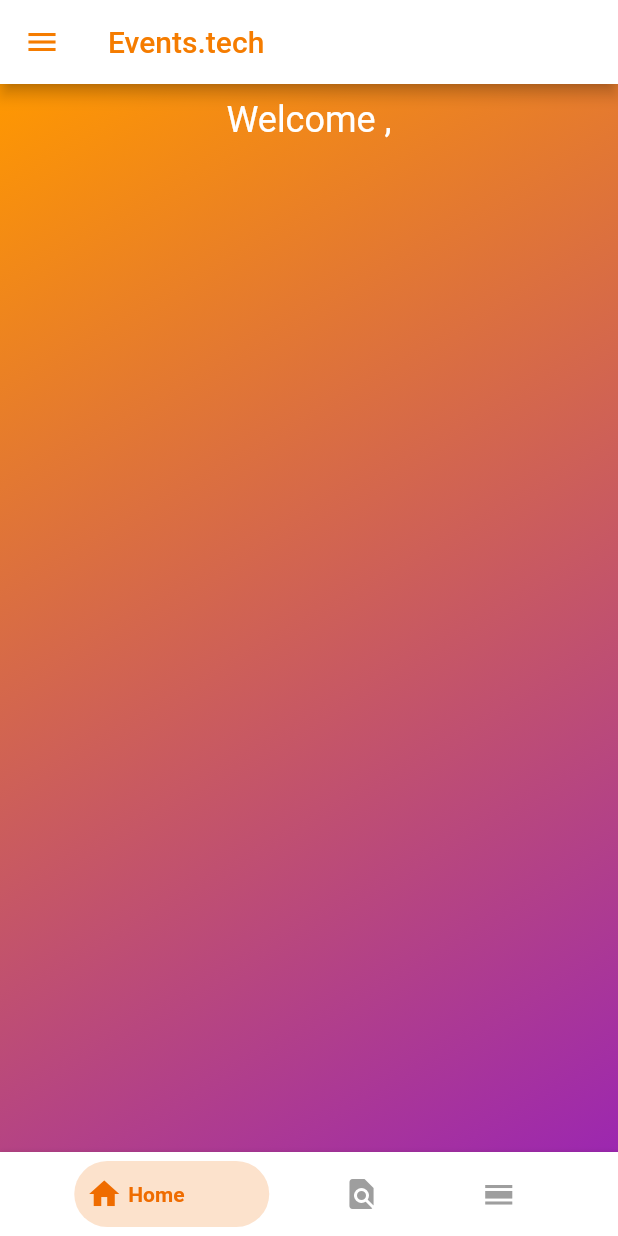
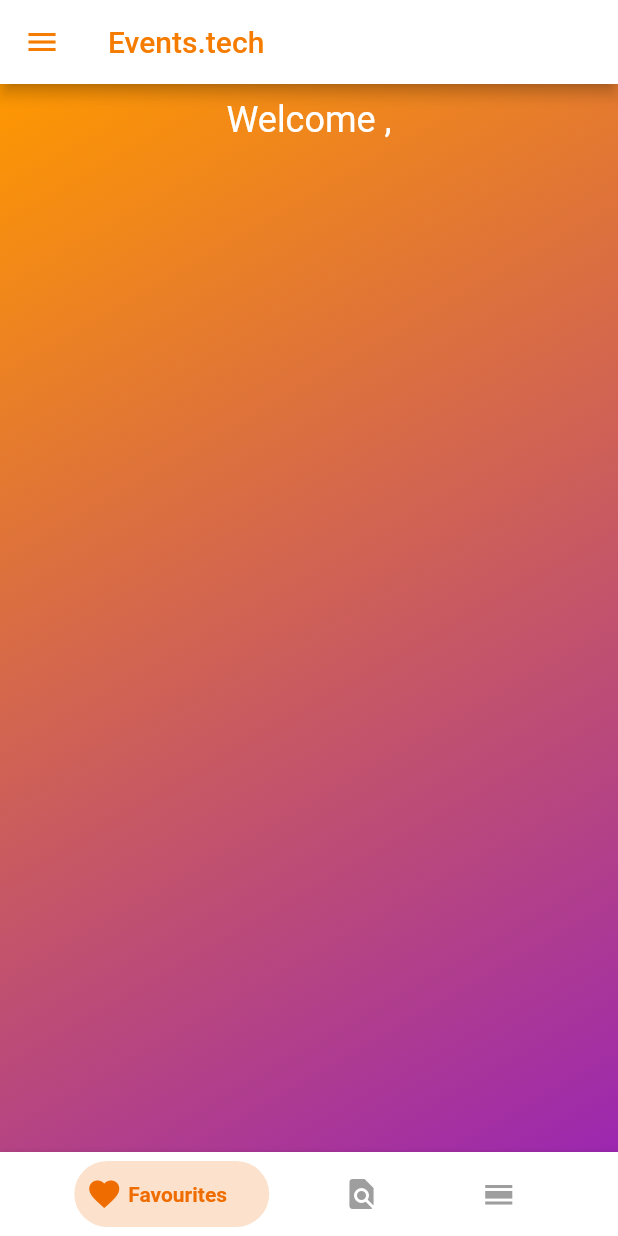
Before and after one commit to devMappouras/events_app, a Flutter app: the HomeScreen screen opened directly, on a phone screen of 412 x 824 dp. Run offline on Flutter 3.47's test engine with Material 2 defaults, Android fonts, the phone set to English and light mode, and no system bars; drawn by our look-alikes of bottom_navy_bar; our stand-ins replace animated_custom_dropdown, dio, flutter_credit_card, flutter_spinbox, get, qr_flutter and 2 more; missing offline and left inert: favorite_button, ticket_widget; accounts and stored records are empty; network calls fail.

Commit message:
improved UX

```diff
--- a/lib/screens/event_details.dart
+++ b/lib/screens/event_details.dart
@@ -116,7 +116,9 @@ class EventDetailsScreen extends StatelessWidget {
               Padding(
                 padding: EdgeInsets.only(top: 4, bottom: 4),
                 child: Text(
-                  event.eventDateTime,
+                  event.eventDateTime
+                      .replaceAll('T', ', ')
+                      .replaceAll('+00:00', ''),
                   style: const TextStyle(fontSize: 18, color: Colors.blue),
                 ),
               ),
--- a/lib/screens/home.dart
+++ b/lib/screens/home.dart
@@ -92,8 +92,8 @@ class _HomeScreenState extends State<HomeScreen> {
         },
         items: <BottomNavyBarItem>[
           BottomNavyBarItem(
-              title: Text('Home'),
-              icon: Icon(Icons.home),
+              title: Text('Favourites'),
+              icon: Icon(Icons.favorite_outlined),
               inactiveColor: Colors.grey,
               activeColor: Colors.orange[800]!),
           BottomNavyBarItem(
--- a/lib/widgets/event_widget.dart
+++ b/lib/widgets/event_widget.dart
@@ -47,7 +47,9 @@ class EventWidget extends StatelessWidget {
           Padding(
             padding: const EdgeInsets.only(left: 14, top: 4, bottom: 4),
             child: Text(
-              event.eventDateTime,
+              event.eventDateTime
+                  .replaceAll('T', ', ')
+                  .replaceAll('+00:00', ''),
               style: const TextStyle(fontSize: 18, color: Colors.blue),
             ),
           ),
```
